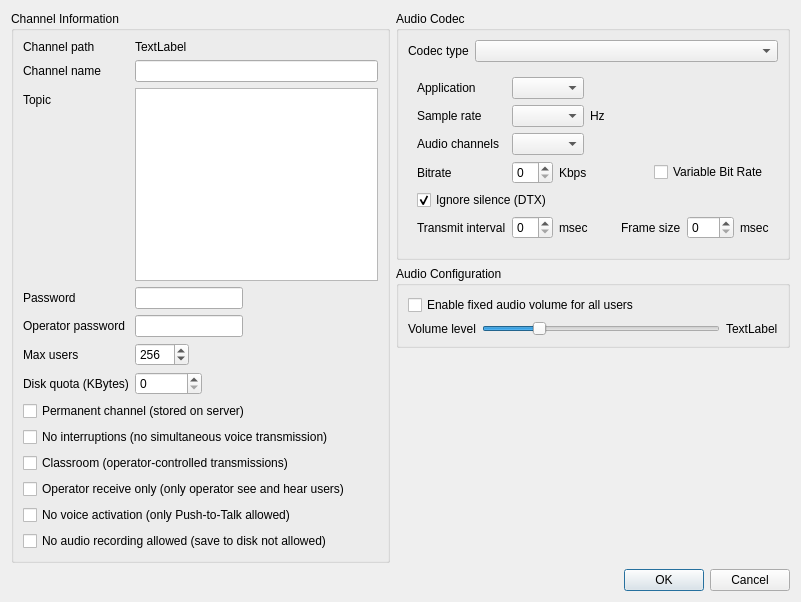
Vector1990/TeamTalk5, file Client/qtTeamTalk/channel.ui: the form before one commit.
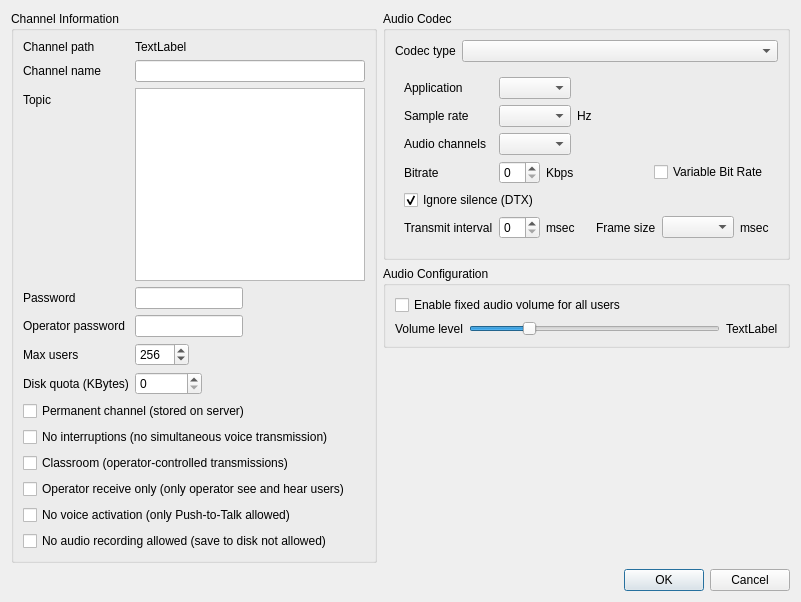
The form after the commit. The open tabs and pages were chosen to show the change.

Commit message: Change frame size selection to QComboBox

Diff of the .ui file:
```diff
--- a/Client/qtTeamTalk/channel.ui
+++ b/Client/qtTeamTalk/channel.ui
@@ -729,17 +729,7 @@
                  </widget>
                 </item>
                 <item>
-                 <widget class="QSpinBox" name="opus_framesizeSpinBox">
-                  <property name="minimum">
-                   <number>0</number>
-                  </property>
-                  <property name="maximum">
-                   <number>120</number>
-                  </property>
-                  <property name="value">
-                   <number>0</number>
-                  </property>
-                 </widget>
+                 <widget class="QComboBox" name="opus_framesizeComboBox"/>
                 </item>
                 <item>
                  <widget class="QLabel" name="label_10">
```
Left out of the diff: 11 changed lines with no effect on the pictures. The commit also changes 1 other file.
